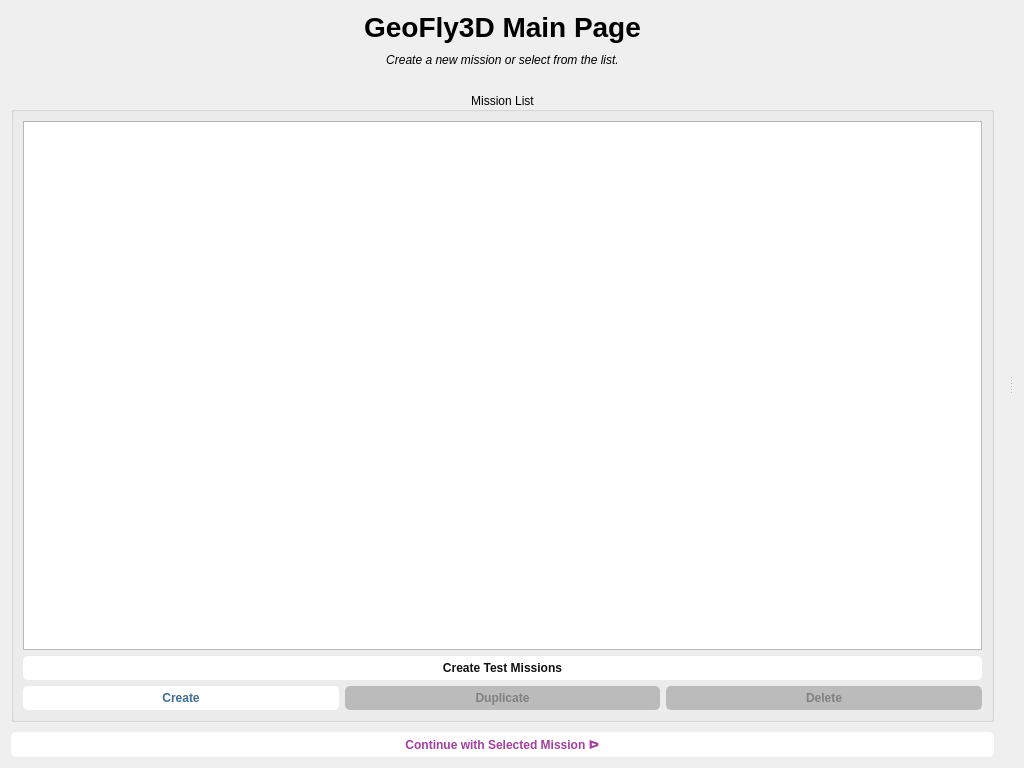
This is UI/Preflight1/pre1_design.ui in cmpe-DroneLab/GeoFly3D as Qt 5 draws it before an edit. The edited form follows.
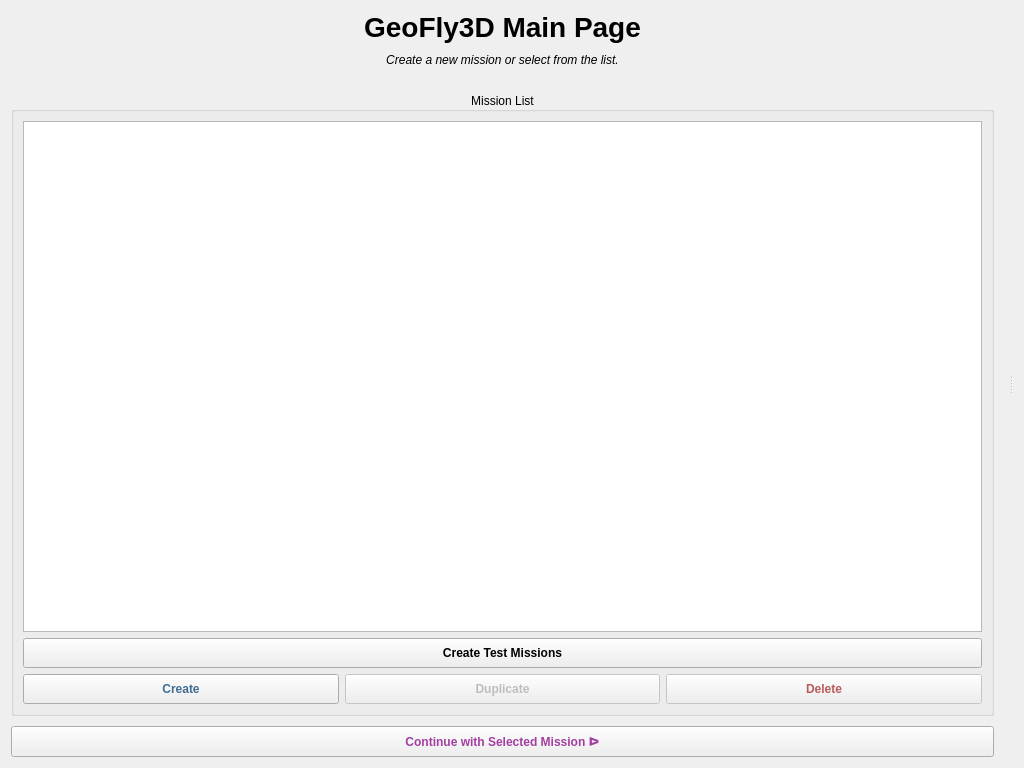
This is the edited form.

Commit message: Changed button design

Diff of the .ui file:
```diff
--- a/UI/Preflight1/pre1_design.ui
+++ b/UI/Preflight1/pre1_design.ui
@@ -14,35 +14,10 @@
    <string>Form</string>
   </property>
   <property name="styleSheet">
-   <string notr="true">QPushButton {
-    color: #111111;
-    background-color: #ffffff;
-    padding: 5px 10px;
-    font-weight: 500;
-    border-radius: 5px;
-    border: 0px;
-}
-
-QPushButton:focus { border: 1px solid darkgrey; }
-QPushButton:hover { background-color: #bebebe; }
-QPushButton:pressed { color: white; background-color: #5c5c5c; }
-QPushButton:disabled { color: grey; background-color: #bbbbbb; }
-
+   <string notr="true">QPushButton { padding: 7px 10px; font-weight: 500; }
 #btn_delete_mission { color: #b85a5a; }
-#btn_delete_mission:hover { background-color: #f5c9c9; }
-#btn_delete_mission:pressed { color: white; background-color: #b85656; }
-#btn_delete_mission:disabled { color: grey; background-color: #bbbbbb; }
-
 #btn_create_mission { color: #406d91; }
-#btn_create_mission:hover { background-color: #bcd4e8; }
-#btn_create_mission:pressed { color: white; background-color: #5785ad; }
-#btn_create_mission:disabled { color: grey; background-color: #bbbbbb; }
-
-#btn_edit_mission { color: #a33ea3; }
-#btn_edit_mission:hover { background-color: #f7c3f7; }
-#btn_edit_mission:pressed { color: white; background-color: #a33ea3; }
-#btn_edit_mission:disabled { color: grey; background-color: #bbbbbb; }
-</string>
+#btn_edit_mission { color: #a33ea3; }</string>
   </property>
   <layout class="QHBoxLayout" name="horizontalLayout">
    <item>
```
The commit also changes 9 other files.
